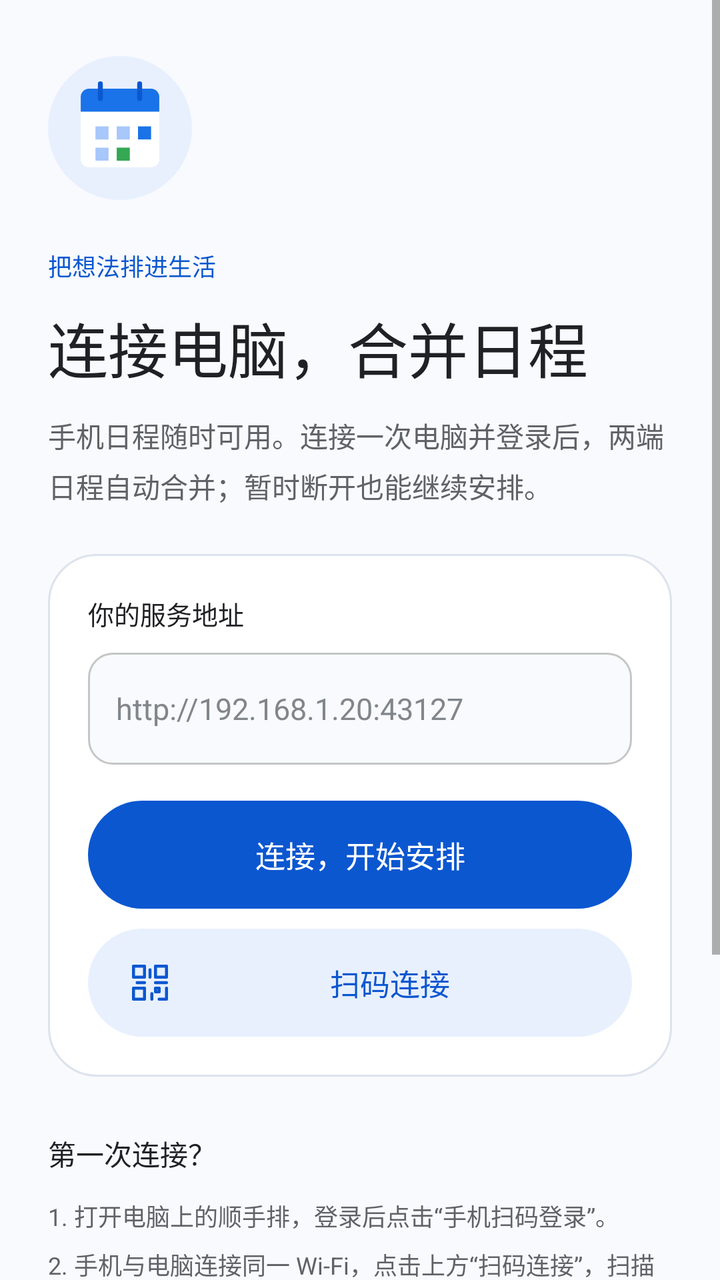
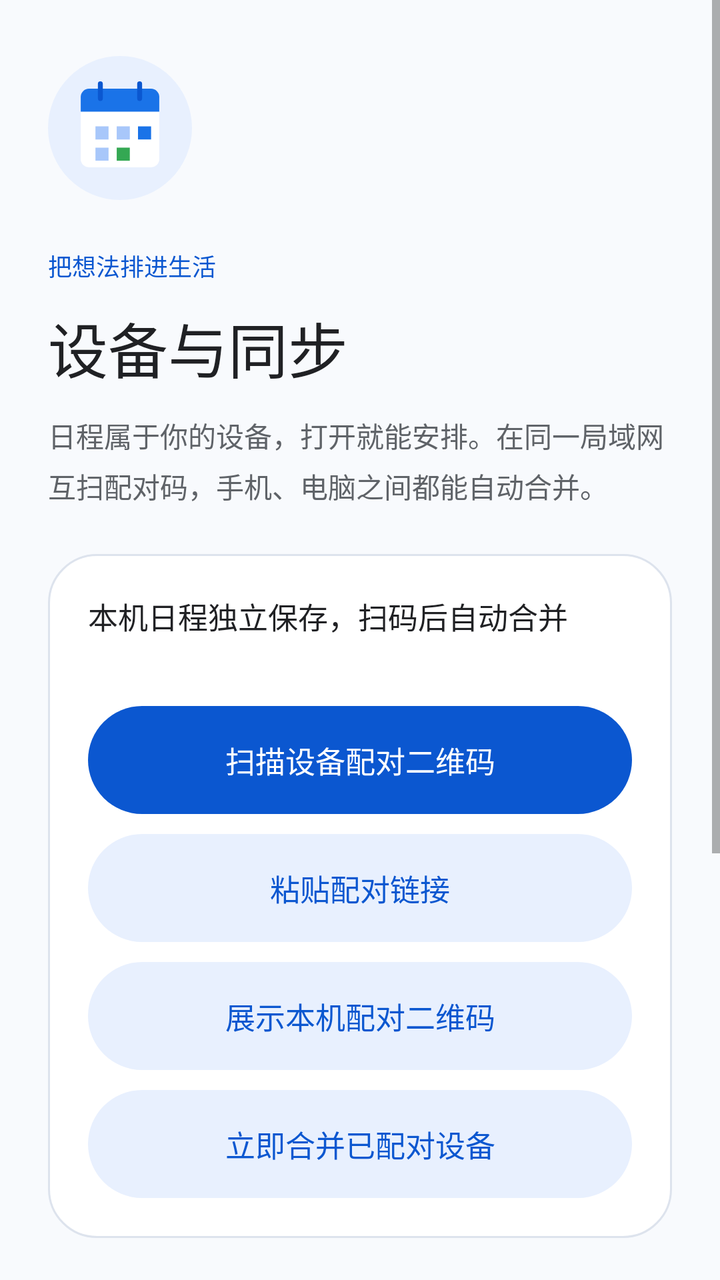

Before-and-after screenshots of an Android layout around one commit, followed by the original layout XML and the change that was made.
<!-- AndroidManifest.xml: application theme Theme.Shunshoupai -->
<!-- res/layout/activity_main.xml -->
<?xml version="1.0" encoding="utf-8"?>
<FrameLayout xmlns:android="http://schemas.android.com/apk/res/android"
    android:id="@+id/root" android:layout_width="match_parent" android:layout_height="match_parent" android:background="@color/background">
    <ScrollView android:id="@+id/setup_screen" android:layout_width="match_parent" android:layout_height="match_parent" android:fillViewport="true" android:clipToPadding="false">
        <LinearLayout android:layout_width="match_parent" android:layout_height="wrap_content" android:orientation="vertical" android:paddingHorizontal="24dp" android:paddingTop="28dp" android:paddingBottom="32dp">
            <ImageView android:layout_width="72dp" android:layout_height="72dp" android:src="@drawable/setup_calendar" android:importantForAccessibility="no" android:layout_marginBottom="24dp" />
            <TextView android:layout_width="match_parent" android:layout_height="wrap_content" android:text="@string/setup_eyebrow" android:textColor="@color/accent" android:textSize="12sp" android:fontFamily="sans-serif-medium" android:layout_marginBottom="10dp" />
            <TextView android:layout_width="match_parent" android:layout_height="wrap_content" android:text="@string/setup_title" android:textColor="@color/ink" android:textSize="30sp" android:fontFamily="sans-serif-medium" android:layout_marginBottom="12dp" />
            <TextView android:layout_width="match_parent" android:layout_height="wrap_content" android:text="@string/setup_description" android:textColor="@color/muted" android:textSize="14sp" android:lineSpacingExtra="5dp" android:layout_marginBottom="24dp" />
            <LinearLayout android:layout_width="match_parent" android:layout_height="wrap_content" android:orientation="vertical" android:padding="20dp" android:background="@drawable/panel_background">
                <TextView android:layout_width="match_parent" android:layout_height="wrap_content" android:text="@string/server_label" android:textColor="@color/ink" android:textSize="13sp" android:fontFamily="sans-serif-medium" android:layout_marginBottom="10dp" />
                <EditText android:id="@+id/server_url" android:layout_width="match_parent" android:layout_height="wrap_content" android:minHeight="56dp" android:background="@drawable/input_background" android:hint="@string/server_placeholder" android:inputType="textUri" android:singleLine="true" android:imeOptions="actionGo" android:autofillHints="" android:importantForAutofill="no" android:maxLength="2048" android:textColor="@color/ink" android:textColorHint="#80868B" android:textSize="15sp" android:paddingHorizontal="14dp" android:paddingVertical="14dp" android:selectAllOnFocus="true" />
                <TextView android:id="@+id/connection_error" android:layout_width="match_parent" android:layout_height="wrap_content" android:visibility="gone" android:textColor="#B3261E" android:textSize="12sp" android:lineSpacingExtra="4dp" android:layout_marginTop="12dp" android:accessibilityLiveRegion="polite" />
                <Button android:id="@+id/connect_button" style="@style/ModernActionButton" android:layout_width="match_parent" android:layout_height="wrap_content" android:layout_marginTop="18dp" android:text="@string/connect" />
                <Button android:id="@+id/scan_button" style="@style/ModernTonalButton" android:layout_width="match_parent" android:layout_height="wrap_content" android:layout_marginTop="10dp" android:text="@string/scan_connect" android:drawableStart="@drawable/ic_qr" android:drawablePadding="8dp" />
                <Button android:id="@+id/cancel_connection" android:layout_width="match_parent" android:layout_height="wrap_content" android:minHeight="48dp" android:layout_marginTop="4dp" android:visibility="gone" style="?android:attr/borderlessButtonStyle" android:text="@string/cancel_connection_edit" android:textColor="@color/accent" android:textAllCaps="false" android:textSize="14sp" />
            </LinearLayout>
            <TextView android:layout_width="match_parent" android:layout_height="wrap_content" android:text="@string/setup_help_title" android:textColor="@color/ink" android:textSize="14sp" android:fontFamily="sans-serif-medium" android:layout_marginTop="28dp" android:layout_marginBottom="12dp" />
            <TextView android:layout_width="match_parent" android:layout_height="wrap_content" android:text="@string/setup_steps" android:textColor="@color/muted" android:textSize="12sp" android:lineSpacingExtra="7dp" />
            <TextView android:layout_width="match_parent" android:layout_height="wrap_content" android:text="@string/setup_network_note" android:textColor="@color/muted" android:textSize="12sp" android:lineSpacingExtra="5dp" android:layout_marginTop="16dp" />
            <TextView android:layout_width="match_parent" android:layout_height="wrap_content" android:text="@string/setup_limits" android:textColor="#80868B" android:textSize="11sp" android:lineSpacingExtra="5dp" android:layout_marginTop="20dp" />
        </LinearLayout>
    </ScrollView>
    <LinearLayout android:id="@+id/web_screen" android:layout_width="match_parent" android:layout_height="match_parent" android:orientation="vertical" android:visibility="gone">
        <LinearLayout android:layout_width="match_parent" android:layout_height="wrap_content" android:minHeight="64dp" android:paddingHorizontal="8dp" android:gravity="center_vertical" android:background="@color/background" android:orientation="horizontal">
            <ImageButton android:id="@+id/toolbar_back" android:layout_width="48dp" android:layout_height="48dp" android:background="?android:attr/selectableItemBackgroundBorderless" android:src="@drawable/ic_back" android:contentDescription="@string/toolbar_back" />
            <LinearLayout android:layout_width="0dp" android:layout_weight="1" android:layout_height="wrap_content" android:orientation="vertical" android:paddingHorizontal="8dp" android:paddingVertical="8dp">
                <TextView android:layout_width="match_parent" android:layout_height="wrap_content" android:text="@string/toolbar_title" android:textSize="17sp" android:fontFamily="sans-serif-medium" android:textColor="@color/ink" />
                <TextView android:id="@+id/server_summary" android:layout_width="match_parent" android:layout_height="wrap_content" android:singleLine="true" android:ellipsize="end" android:textSize="11sp" android:textColor="@color/muted" android:layout_marginTop="2dp" />
            </LinearLayout>
            <ImageButton android:id="@+id/toolbar_refresh" android:layout_width="48dp" android:layout_height="48dp" android:background="?android:attr/selectableItemBackgroundBorderless" android:src="@drawable/ic_refresh" android:contentDescription="@string/toolbar_refresh" />
            <ImageButton android:id="@+id/toolbar_settings" android:layout_width="48dp" android:layout_height="48dp" android:background="?android:attr/selectableItemBackgroundBorderless" android:src="@drawable/ic_settings" android:contentDescription="@string/toolbar_settings" />
        </LinearLayout>
        <ProgressBar android:id="@+id/loading_progress" style="?android:attr/progressBarStyleHorizontal" android:layout_width="match_parent" android:layout_height="3dp" android:progressTint="@color/accent" android:progressBackgroundTint="@color/tonal" android:visibility="gone" android:importantForAccessibility="no" />
        <FrameLayout android:id="@+id/web_container" android:layout_width="match_parent" android:layout_height="0dp" android:layout_weight="1">
            <WebView android:id="@+id/web_view" android:layout_width="match_parent" android:layout_height="match_parent" android:background="@color/background" />
            <LinearLayout android:id="@+id/loading_overlay" android:layout_width="match_parent" android:layout_height="match_parent" android:orientation="vertical" android:gravity="center" android:padding="32dp" android:background="@color/background" android:visibility="gone">
                <ImageView android:layout_width="72dp" android:layout_height="72dp" android:src="@drawable/setup_calendar" android:importantForAccessibility="no" android:layout_marginBottom="24dp" />
                <ProgressBar android:layout_width="28dp" android:layout_height="28dp" android:indeterminateTint="@color/accent" android:importantForAccessibility="no" />
                <TextView android:layout_width="match_parent" android:layout_height="wrap_content" android:text="@string/loading_workspace" android:textColor="@color/ink" android:textSize="18sp" android:fontFamily="sans-serif-medium" android:gravity="center" android:layout_marginTop="20dp" android:accessibilityLiveRegion="polite" />
                <TextView android:layout_width="match_parent" android:layout_height="wrap_content" android:text="@string/loading_workspace_note" android:textColor="@color/muted" android:textSize="13sp" android:lineSpacingExtra="5dp" android:gravity="center" android:layout_marginTop="10dp" />
            </LinearLayout>
            <LinearLayout android:id="@+id/error_panel" android:layout_width="match_parent" android:layout_height="match_parent" android:orientation="vertical" android:gravity="center" android:padding="28dp" android:background="@color/background" android:visibility="gone">
                <ImageView android:layout_width="72dp" android:layout_height="72dp" android:src="@drawable/setup_calendar" android:importantForAccessibility="no" android:layout_marginBottom="24dp" />
                <TextView android:layout_width="match_parent" android:layout_height="wrap_content" android:text="@string/error_title" android:textSize="24sp" android:fontFamily="sans-serif-medium" android:textColor="@color/ink" android:gravity="center" />
                <TextView android:id="@+id/error_message" android:layout_width="match_parent" android:layout_height="wrap_content" android:text="@string/error_default" android:textSize="14sp" android:lineSpacingExtra="6dp" android:textColor="@color/muted" android:gravity="center" android:layout_marginTop="14dp" android:accessibilityLiveRegion="polite" />
                <Button android:id="@+id/error_retry" style="@style/ModernActionButton" android:layout_width="match_parent" android:layout_height="wrap_content" android:text="@string/retry" android:layout_marginTop="28dp" />
                <Button android:id="@+id/error_offline" style="@style/ModernTonalButton" android:layout_width="match_parent" android:layout_height="wrap_content" android:text="@string/back_offline" android:layout_marginTop="8dp" />
                <Button android:id="@+id/error_settings" android:layout_width="match_parent" android:layout_height="wrap_content" android:minHeight="48dp" android:layout_marginTop="8dp" style="?android:attr/borderlessButtonStyle" android:text="@string/edit_server" android:textAllCaps="false" android:textColor="@color/accent" android:textSize="14sp" />
            </LinearLayout>
        </FrameLayout>
    </LinearLayout>
</FrameLayout>
<!-- resources referenced by this layout -->
<resources>
  <color name="accent">#0B57D0</color>
  <color name="background">#F8FAFD</color>
  <color name="ink">#202124</color>
  <color name="muted">#5F6368</color>
  <color name="tonal">#D3E3FD</color>
  <!-- drawable ic_back (drawable) -->
  <?xml version="1.0" encoding="utf-8"?>
  <vector xmlns:android="http://schemas.android.com/apk/res/android" android:width="24dp" android:height="24dp" android:viewportWidth="24" android:viewportHeight="24">
      <path android:fillColor="#00000000" android:strokeColor="#5F6368" android:strokeWidth="1.8" android:strokeLineCap="round" android:strokeLineJoin="round" android:pathData="M15,5L8,12L15,19" />
  </vector>
  <!-- drawable ic_qr (drawable) -->
  <vector xmlns:android="http://schemas.android.com/apk/res/android" android:width="22dp" android:height="22dp" android:viewportWidth="24" android:viewportHeight="24">
      <path android:fillColor="@android:color/transparent" android:strokeColor="@color/accent" android:strokeWidth="1.7" android:strokeLineCap="round" android:strokeLineJoin="round" android:pathData="M3,3h6v6H3zM15,3h6v6h-6zM3,15h6v6H3zM15,15h2v2h-2zM21,15v6h-4M13,21v-3M12,5v4M5,12h4M15,12h6" />
  </vector>
  <!-- drawable panel_background (drawable) -->
  <?xml version="1.0" encoding="utf-8"?>
  <shape xmlns:android="http://schemas.android.com/apk/res/android">
      <solid android:color="#FFFFFF" />
      <stroke android:width="1dp" android:color="@color/outline" />
      <corners android:radius="24dp" />
  </shape>
  <string name="back_offline">继续使用手机日程</string>
  <string name="cancel_connection_edit">返回日程</string>
  <string name="connect">连接，开始安排</string>
  <string name="edit_server">检查服务地址</string>
  <string name="error_default">请确认服务正在运行，手机能访问这个地址，然后重新连接。</string>
  <string name="error_title">暂时连不上日程</string>
  <string name="loading_workspace">正在打开你的日程</string>
  <string name="loading_workspace_note">正在连接并准备界面，请保持电脑端运行。</string>
  <string name="retry">重新连接</string>
  <string name="scan_connect">扫码连接</string>
  <string name="server_label">你的服务地址</string>
  <string name="server_placeholder">http://192.168.1.20:43127</string>
  <string name="setup_description">手机日程随时可用。连接一次电脑并登录后，两端日程自动合并；暂时断开也能继续安排。</string>
  <string name="setup_eyebrow">把想法排进生活</string>
  <string name="setup_help_title">第一次连接？</string>
  <string name="setup_limits">手机日程离线保存在本机，回到应用后会自动尝试同步。智能整理和模型设置需要连接服务。暂不提供可靠的后台或锁屏提醒。</string>
  <string name="setup_network_note">也可连接已部署的 HTTPS 服务。localhost 指向手机自身，不能代替电脑 IP。HTTP 只建议用于可信局域网。</string>
  <string name="setup_steps">1. 打开电脑上的顺手排，登录后点击“手机扫码登录”。\n2. 手机与电脑连接同一 Wi-Fi，点击上方“扫码连接”，扫描电脑上的一次性登录码，即可自动登录同一账号。\n3. 也可手工填写服务地址，再注册或登录账号。电脑应用需保持运行。</string>
  <string name="setup_title">连接电脑，合并日程</string>
  <string name="toolbar_back">返回上一页</string>
  <string name="toolbar_refresh">刷新日程</string>
  <string name="toolbar_settings">切换服务地址</string>
  <string name="toolbar_title">顺手排</string>
  <style name="ModernTonalButton" parent="ModernActionButton">
          <item name="android:background">@drawable/tonal_button_background</item>
          <item name="android:textColor">@color/accent</item>
      </style>
  <style name="Theme.Shunshoupai" parent="Base.Theme.Shunshoupai" />
  <color name="outline">#DDE3ED</color>
  <!-- drawable button_background (drawable) -->
  <?xml version="1.0" encoding="utf-8"?>
  <ripple xmlns:android="http://schemas.android.com/apk/res/android" android:color="#33FFFFFF">
      <item>
          <shape>
              <solid android:color="@color/accent" />
              <corners android:radius="28dp" />
          </shape>
      </item>
  </ripple>
  <color name="surface">#FFFFFF</color>
  <!-- drawable tonal_button_background (drawable) -->
  <?xml version="1.0" encoding="utf-8"?>
  <ripple xmlns:android="http://schemas.android.com/apk/res/android" android:color="#221A73E8">
      <item><shape><solid android:color="#E8F0FE" /><corners android:radius="28dp" /></shape></item>
  </ripple>
  <!-- unchanged entries left out for length: 6 -->
</resources>

<!-- the commit's change to res/layout/activity_main.xml (unified diff, before → after) -->
@@ -8,11 +8,17 @@
             <TextView android:layout_width="match_parent" android:layout_height="wrap_content" android:text="@string/setup_title" android:textColor="@color/ink" android:textSize="30sp" android:fontFamily="sans-serif-medium" android:layout_marginBottom="12dp" />
             <TextView android:layout_width="match_parent" android:layout_height="wrap_content" android:text="@string/setup_description" android:textColor="@color/muted" android:textSize="14sp" android:lineSpacingExtra="5dp" android:layout_marginBottom="24dp" />
             <LinearLayout android:layout_width="match_parent" android:layout_height="wrap_content" android:orientation="vertical" android:padding="20dp" android:background="@drawable/panel_background">
-                <TextView android:layout_width="match_parent" android:layout_height="wrap_content" android:text="@string/server_label" android:textColor="@color/ink" android:textSize="13sp" android:fontFamily="sans-serif-medium" android:layout_marginBottom="10dp" />
-                <EditText android:id="@+id/server_url" android:layout_width="match_parent" android:layout_height="wrap_content" android:minHeight="56dp" android:background="@drawable/input_background" android:hint="@string/server_placeholder" android:inputType="textUri" android:singleLine="true" android:imeOptions="actionGo" android:autofillHints="" android:importantForAutofill="no" android:maxLength="2048" android:textColor="@color/ink" android:textColorHint="#80868B" android:textSize="15sp" android:paddingHorizontal="14dp" android:paddingVertical="14dp" android:selectAllOnFocus="true" />
+                <TextView android:id="@+id/paired_device" android:layout_width="match_parent" android:layout_height="wrap_content" android:text="@string/device_unpaired" android:textColor="@color/ink" android:textSize="15sp" android:layout_marginBottom="16dp" />
+                <TextView android:layout_width="match_parent" android:layout_height="wrap_content" android:visibility="gone" android:text="@string/server_label" android:textColor="@color/ink" android:textSize="13sp" android:fontFamily="sans-serif-medium" android:layout_marginBottom="10dp" />
+                <EditText android:id="@+id/server_url" android:visibility="gone" android:layout_width="match_parent" android:layout_height="wrap_content" android:minHeight="56dp" android:background="@drawable/input_background" android:hint="@string/server_placeholder" android:inputType="textUri" android:singleLine="true" android:imeOptions="actionGo" android:autofillHints="" android:importantForAutofill="no" android:maxLength="2048" android:textColor="@color/ink" android:textColorHint="#80868B" android:textSize="15sp" android:paddingHorizontal="14dp" android:paddingVertical="14dp" android:selectAllOnFocus="true" />
                 <TextView android:id="@+id/connection_error" android:layout_width="match_parent" android:layout_height="wrap_content" android:visibility="gone" android:textColor="#B3261E" android:textSize="12sp" android:lineSpacingExtra="4dp" android:layout_marginTop="12dp" android:accessibilityLiveRegion="polite" />
-                <Button android:id="@+id/connect_button" style="@style/ModernActionButton" android:layout_width="match_parent" android:layout_height="wrap_content" android:layout_marginTop="18dp" android:text="@string/connect" />
-                <Button android:id="@+id/scan_button" style="@style/ModernTonalButton" android:layout_width="match_parent" android:layout_height="wrap_content" android:layout_marginTop="10dp" android:text="@string/scan_connect" android:drawableStart="@drawable/ic_qr" android:drawablePadding="8dp" />
+                <Button android:id="@+id/scan_button" style="@style/ModernActionButton" android:layout_width="match_parent" android:layout_height="wrap_content" android:layout_marginTop="18dp" android:text="@string/scan_connect" />
+                <Button android:id="@+id/paste_pairing_link" style="@style/ModernTonalButton" android:layout_width="match_parent" android:layout_height="wrap_content" android:layout_marginTop="10dp" android:text="粘贴配对链接" />
+                <Button android:id="@+id/show_pairing_code" style="@style/ModernTonalButton" android:layout_width="match_parent" android:layout_height="wrap_content" android:layout_marginTop="10dp" android:text="@string/show_pairing_code" />
+                <Button android:id="@+id/connect_button" style="@style/ModernTonalButton" android:layout_width="match_parent" android:layout_height="wrap_content" android:layout_marginTop="10dp" android:text="@string/connect" />
+                <Button android:id="@+id/unpair_device" style="@style/ModernTonalButton" android:layout_width="match_parent" android:layout_height="wrap_content" android:layout_marginTop="10dp" android:text="@string/unpair_device" android:visibility="gone" />
+                <LinearLayout android:id="@+id/peer_rows" android:layout_width="match_parent" android:layout_height="wrap_content" android:orientation="vertical" />
+                <Button android:id="@+id/local_spaces" style="@style/ModernTonalButton" android:layout_width="match_parent" android:layout_height="wrap_content" android:layout_marginTop="10dp" android:text="@string/local_spaces" android:visibility="gone" />
                 <Button android:id="@+id/cancel_connection" android:layout_width="match_parent" android:layout_height="wrap_content" android:minHeight="48dp" android:layout_marginTop="4dp" android:visibility="gone" style="?android:attr/borderlessButtonStyle" android:text="@string/cancel_connection_edit" android:textColor="@color/accent" android:textAllCaps="false" android:textSize="14sp" />
             </LinearLayout>
             <TextView android:layout_width="match_parent" android:layout_height="wrap_content" android:text="@string/setup_help_title" android:textColor="@color/ink" android:textSize="14sp" android:fontFamily="sans-serif-medium" android:layout_marginTop="28dp" android:layout_marginBottom="12dp" />
<!-- resource entries referenced after the edit -->
@@ -10,10 +10,6 @@
   <vector xmlns:android="http://schemas.android.com/apk/res/android" android:width="24dp" android:height="24dp" android:viewportWidth="24" android:viewportHeight="24">
       <path android:fillColor="#00000000" android:strokeColor="#5F6368" android:strokeWidth="1.8" android:strokeLineCap="round" android:strokeLineJoin="round" android:pathData="M15,5L8,12L15,19" />
   </vector>
-  <!-- drawable ic_qr (drawable) -->
-  <vector xmlns:android="http://schemas.android.com/apk/res/android" android:width="22dp" android:height="22dp" android:viewportWidth="24" android:viewportHeight="24">
-      <path android:fillColor="@android:color/transparent" android:strokeColor="@color/accent" android:strokeWidth="1.7" android:strokeLineCap="round" android:strokeLineJoin="round" android:pathData="M3,3h6v6H3zM15,3h6v6h-6zM3,15h6v6H3zM15,15h2v2h-2zM21,15v6h-4M13,21v-3M12,5v4M5,12h4M15,12h6" />
-  </vector>
   <!-- drawable panel_background (drawable) -->
   <?xml version="1.0" encoding="utf-8"?>
   <shape xmlns:android="http://schemas.android.com/apk/res/android">
@@ -23,27 +19,31 @@
   </shape>
   <string name="back_offline">继续使用手机日程</string>
   <string name="cancel_connection_edit">返回日程</string>
-  <string name="connect">连接，开始安排</string>
-  <string name="edit_server">检查服务地址</string>
+  <string name="connect">立即合并已配对设备</string>
+  <string name="device_unpaired">本机日程独立保存，扫码后自动合并</string>
+  <string name="edit_server">设备与同步</string>
   <string name="error_default">请确认服务正在运行，手机能访问这个地址，然后重新连接。</string>
-  <string name="error_title">暂时连不上日程</string>
-  <string name="loading_workspace">正在打开你的日程</string>
+  <string name="error_title">暂时无法打开电脑工具</string>
+  <string name="loading_workspace">正在打开电脑工具</string>
   <string name="loading_workspace_note">正在连接并准备界面，请保持电脑端运行。</string>
+  <string name="local_spaces">切换本机保存的日程</string>
   <string name="retry">重新连接</string>
-  <string name="scan_connect">扫码连接</string>
-  <string name="server_label">你的服务地址</string>
+  <string name="scan_connect">扫描设备配对二维码</string>
+  <string name="server_label">设备地址（地址变化时重新扫码）</string>
   <string name="server_placeholder">http://192.168.1.20:43127</string>
-  <string name="setup_description">手机日程随时可用。连接一次电脑并登录后，两端日程自动合并；暂时断开也能继续安排。</string>
+  <string name="setup_description">日程属于你的设备，打开就能安排。在同一局域网互扫配对码，手机、电脑之间都能自动合并。</string>
   <string name="setup_eyebrow">把想法排进生活</string>
   <string name="setup_help_title">第一次连接？</string>
-  <string name="setup_limits">手机日程离线保存在本机，回到应用后会自动尝试同步。智能整理和模型设置需要连接服务。暂不提供可靠的后台或锁屏提醒。</string>
-  <string name="setup_network_note">也可连接已部署的 HTTPS 服务。localhost 指向手机自身，不能代替电脑 IP。HTTP 只建议用于可信局域网。</string>
-  <string name="setup_steps">1. 打开电脑上的顺手排，登录后点击“手机扫码登录”。\n2. 手机与电脑连接同一 Wi-Fi，点击上方“扫码连接”，扫描电脑上的一次性登录码，即可自动登录同一账号。\n3. 也可手工填写服务地址，再注册或登录账号。电脑应用需保持运行。</string>
-  <string name="setup_title">连接电脑，合并日程</string>
+  <string name="setup_limits">本机日程随时可用。手机退到后台或锁屏时暂停接收，回到前台继续合并。电脑工具与模型设置在所选电脑上运行。暂不提供可靠的后台或锁屏提醒。</string>
+  <string name="setup_network_note">配对表示允许合并双方主日程，并继续传播到各自已配对的设备。请只在可信局域网与自己的设备配对。</string>
+  <string name="setup_steps">1. 两台设备连接同一 Wi-Fi，打开顺手排。\n2. 一台展示本机配对码，另一台扫描，原有日程自动合并。\n3. 离线时各自继续使用；两边重新可达后自动同步。手机需保持应用在前台，地址变化时重新扫码。</string>
+  <string name="setup_title">设备与同步</string>
+  <string name="show_pairing_code">展示本机配对二维码</string>
   <string name="toolbar_back">返回上一页</string>
   <string name="toolbar_refresh">刷新日程</string>
-  <string name="toolbar_settings">切换服务地址</string>
-  <string name="toolbar_title">顺手排</string>
+  <string name="toolbar_settings">设备与同步</string>
+  <string name="toolbar_title">电脑工具 / 模型设置</string>
+  <string name="unpair_device">取消配对，保留本机日程</string>
   <style name="ModernTonalButton" parent="ModernActionButton">
           <item name="android:background">@drawable/tonal_button_background</item>
           <item name="android:textColor">@color/accent</item>
